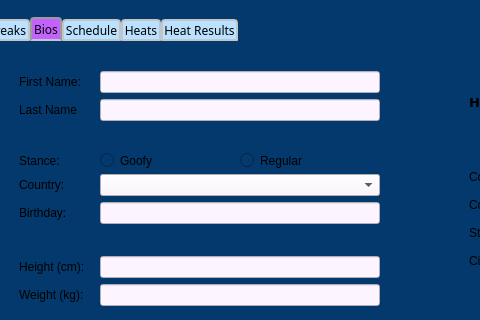
Old version of the form gui/main_widget/ui/wsl_analytics_ui.ui in the repository rhill5555/py-widget-surfing; both pictures show x 121 to 601 and y 212 to 532 of the 1100 by 900 pixel window.
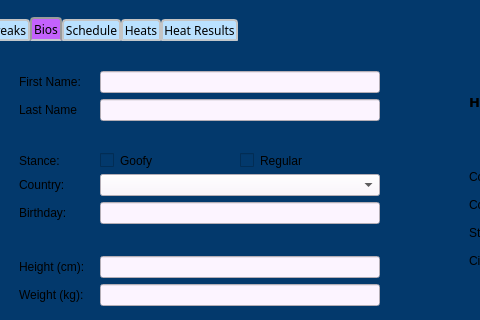
New version of the form.

Commit message: checkbox for stance and clear on submit

What changed in the file:
```diff
--- a/gui/main_widget/ui/wsl_analytics_ui.ui
+++ b/gui/main_widget/ui/wsl_analytics_ui.ui
@@ -936,14 +936,14 @@
          <item row="3" column="1">
           <layout class="QHBoxLayout" name="horizontalLayout_2">
            <item>
-            <widget class="QRadioButton" name="BioGoofBut">
+            <widget class="QCheckBox" name="BioGoofBut">
              <property name="text">
               <string>Goofy</string>
              </property>
             </widget>
            </item>
            <item>
-            <widget class="QRadioButton" name="BioRegBut">
+            <widget class="QCheckBox" name="BioRegBut">
              <property name="text">
               <string>Regular</string>
              </property>
```
The commit also changes 2 other files.
